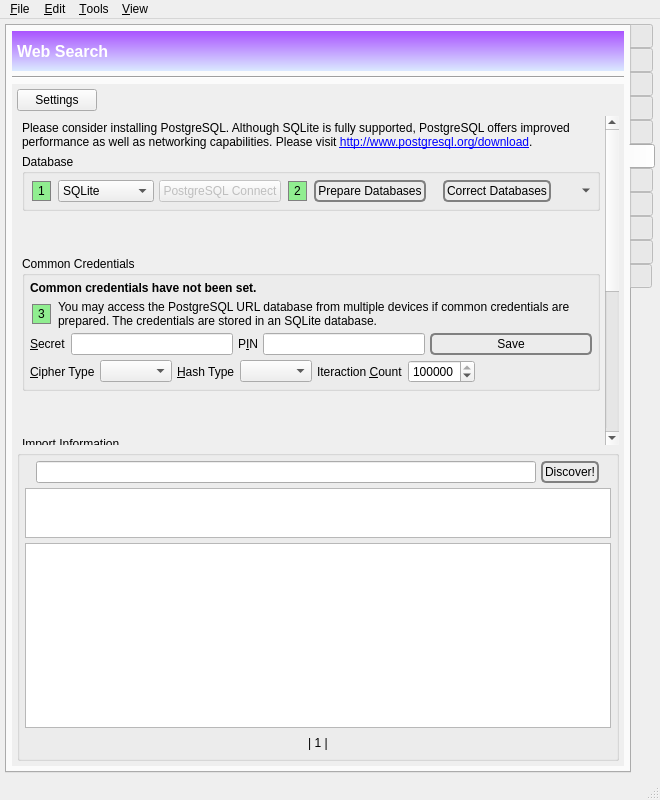
Old version of the form branches/trunk/GoldBug-UI/spot-on-controlcenter.ui in the repository textbrowser/spot-on.
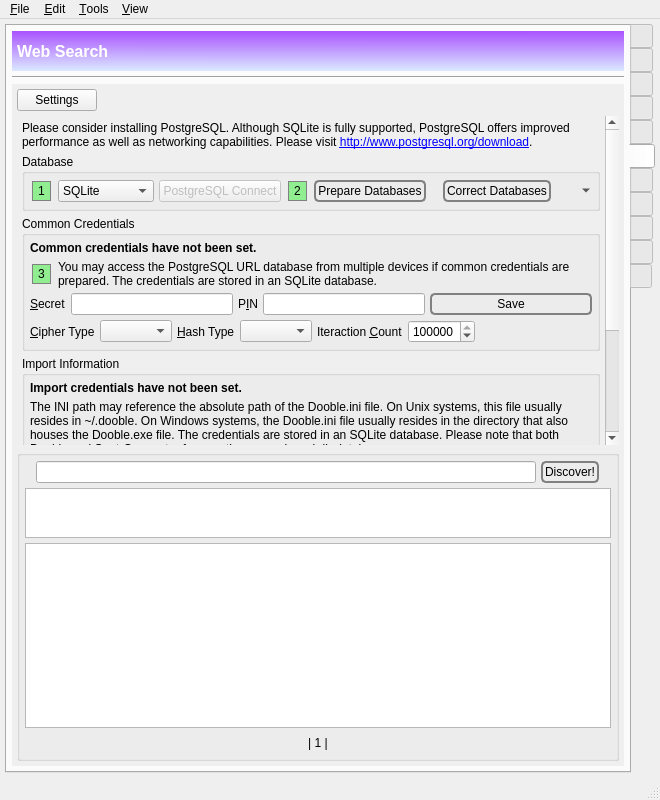
New version of the form. The open tabs and pages were chosen to show the change. Icons and pictures are not drawn. Custom widgets are drawn as their Qt base class.

Commit message: Smaller SB table column widths. Removed Search spacers.

```diff
--- a/branches/trunk/GoldBug-UI/spot-on-controlcenter.ui
+++ b/branches/trunk/GoldBug-UI/spot-on-controlcenter.ui
@@ -5032,10 +5032,10 @@
           <widget class="QWidget" name="scrollAreaWidgetContents_9">
            <property name="geometry">
             <rect>
-             <x>0</x>
+             <x>-67</x>
              <y>0</y>
-             <width>634</width>
-             <height>352</height>
+             <width>637</width>
+             <height>660</height>
             </rect>
            </property>
            <layout class="QVBoxLayout" name="verticalLayout_2">
@@ -5111,8 +5111,8 @@
                 <rect>
                  <x>0</x>
                  <y>0</y>
-                 <width>622</width>
-                 <height>710</height>
+                 <width>641</width>
+                 <height>575</height>
                 </rect>
                </property>
                <layout class="QVBoxLayout" name="verticalLayout_65">
@@ -5329,19 +5329,6 @@
                   </layout>
                  </widget>
                 </item>
-                <item>
-                 <spacer name="verticalSpacer_11">
-                  <property name="orientation">
-                   <enum>Qt::Vertical</enum>
-                  </property>
-                  <property name="sizeHint" stdset="0">
-                   <size>
-                    <width>20</width>
-                    <height>40</height>
-                   </size>
-                  </property>
-                 </spacer>
-                </item>
                 <item>
                  <widget class="QGroupBox" name="groupBox_14">
                   <property name="title">
@@ -5555,19 +5542,6 @@
                   </layout>
                  </widget>
                 </item>
-                <item>
-                 <spacer name="verticalSpacer_12">
-                  <property name="orientation">
-                   <enum>Qt::Vertical</enum>
-                  </property>
-                  <property name="sizeHint" stdset="0">
-                   <size>
-                    <width>20</width>
-                    <height>40</height>
-                   </size>
-                  </property>
-                 </spacer>
-                </item>
                 <item>
                  <widget class="QGroupBox" name="groupBox_13">
                   <property name="styleSheet">
@@ -6014,19 +5988,6 @@
                      </item>
                     </layout>
                    </item>
-                   <item>
-                    <spacer name="verticalSpacer_10">
-                     <property name="orientation">
-                      <enum>Qt::Vertical</enum>
-                     </property>
-                     <property name="sizeHint" stdset="0">
-                      <size>
-                       <width>20</width>
-                       <height>40</height>
-                      </size>
-                     </property>
-                    </spacer>
-                   </item>
                   </layout>
                  </widget>
                 </item>
```
Left out of the diff: 651 changed lines with no effect on the pictures.
